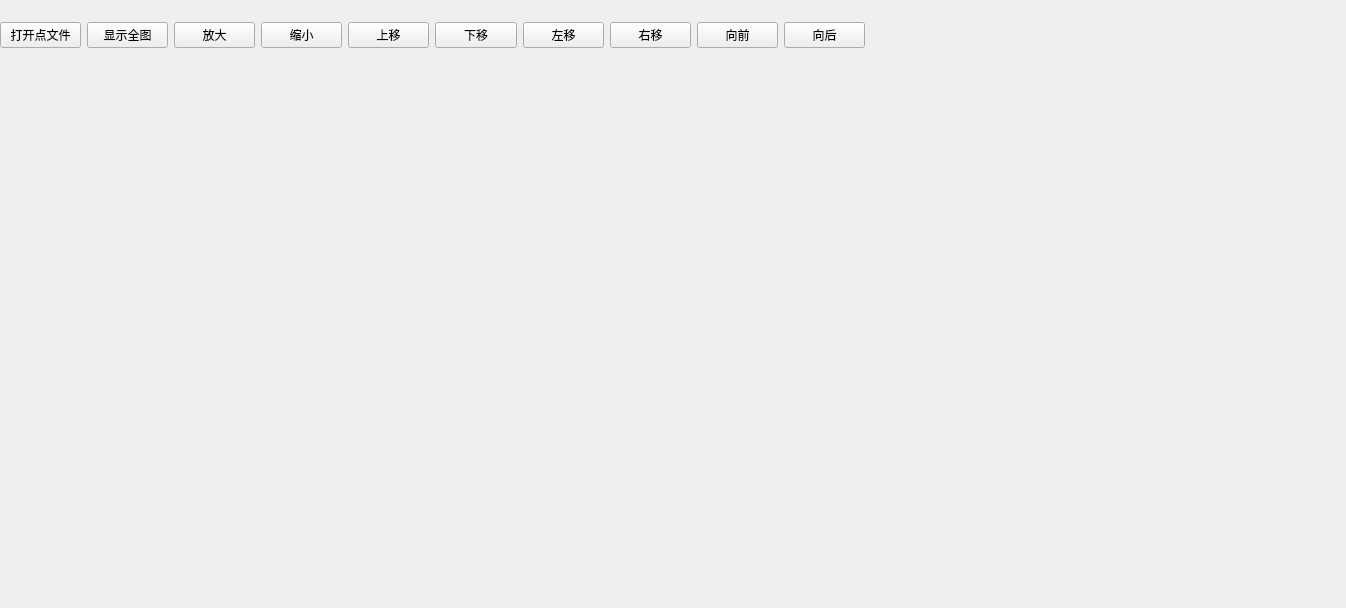
BenfenYU/mini_gis, file Lesson.ui: the form before one commit.
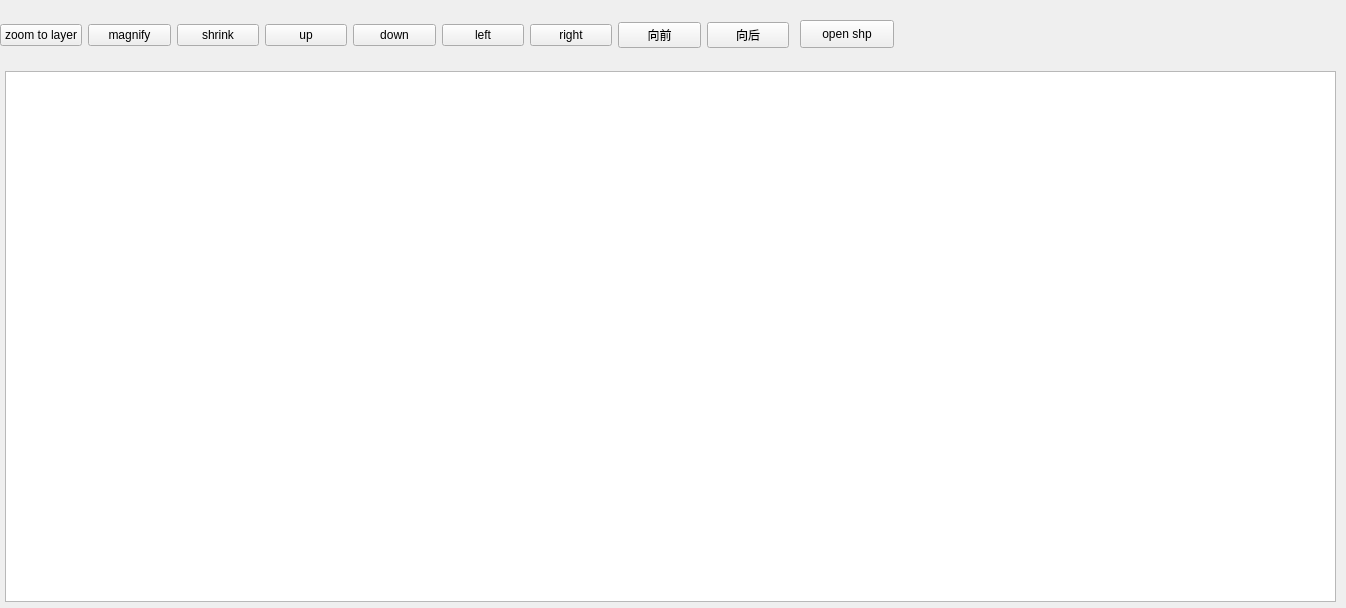
The form after the commit.

What changed in the file:
```diff
--- a/Lesson.ui
+++ b/Lesson.ui
@@ -18,64 +18,57 @@
     <rect>
      <x>0</x>
      <y>10</y>
-     <width>865</width>
+     <width>789</width>
      <height>51</height>
     </rect>
    </property>
    <layout class="QHBoxLayout" name="horizontalLayout_3">
-    <item>
-     <widget class="QPushButton" name="pushButton_2">
-      <property name="text">
-       <string>打开点文件</string>
-      </property>
-     </widget>
-    </item>
     <item>
      <widget class="QPushButton" name="pushButton">
       <property name="text">
-       <string>显示全图</string>
+       <string>zoom to layer</string>
       </property>
      </widget>
     </item>
     <item>
      <widget class="QPushButton" name="pushButton_4">
       <property name="text">
-       <string>放大</string>
+       <string>magnify</string>
       </property>
      </widget>
     </item>
     <item>
      <widget class="QPushButton" name="pushButton_7">
       <property name="text">
-       <string>缩小</string>
+       <string>shrink</string>
       </property>
      </widget>
     </item>
     <item>
      <widget class="QPushButton" name="pushButton_5">
       <property name="text">
-       <string>上移</string>
+       <string>up</string>
       </property>
      </widget>
     </item>
     <item>
      <widget class="QPushButton" name="pushButton_3">
       <property name="text">
-       <string>下移</string>
+       <string>down</string>
       </property>
      </widget>
     </item>
     <item>
      <widget class="QPushButton" name="pushButton_8">
       <property name="text">
-       <string>左移</string>
+       <string>left</string>
       </property>
      </widget>
     </item>
     <item>
      <widget class="QPushButton" name="pushButton_6">
       <property name="text">
-       <string>右移</string>
+       <string>right</string>
       </property>
      </widget>
     </item>
@@ -95,6 +88,29 @@
     </item>
    </layout>
   </widget>
+  <widget class="QPushButton" name="pushButton_2">
+   <property name="geometry">
+    <rect>
+     <x>800</x>
+     <y>20</y>
+     <width>94</width>
+     <height>28</height>
+    </rect>
+   </property>
+   <property name="text">
+    <string>open shp</string>
+   </property>
+  </widget>
+  <widget class="QGraphicsView" name="graphicsView">
+   <property name="geometry">
+    <rect>
+     <x>5</x>
+     <y>71</y>
+     <width>1331</width>
+     <height>531</height>
+    </rect>
+   </property>
+  </widget>
  </widget>
  <resources/>
  <connections/>
```
